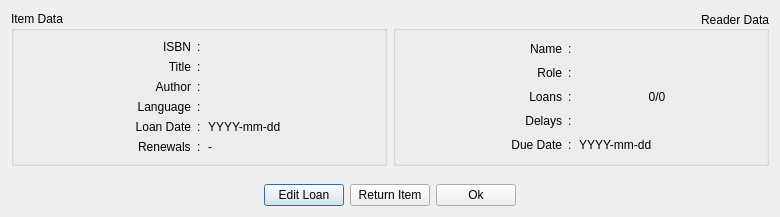
Qt form src/Gui/mLoanInfo.ui (cagonza6/Buho) before a commit.
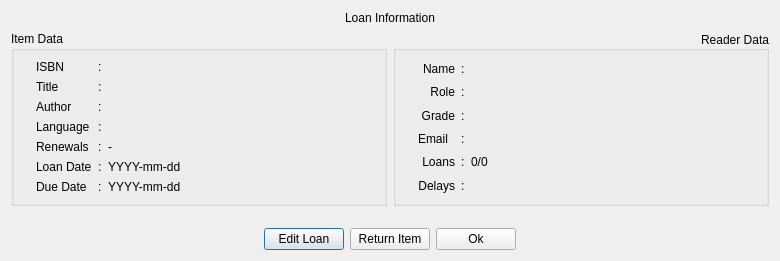
The same form after that commit. Icons and pictures are not drawn.

Diff of the .ui file:
```diff
--- a/src/Gui/mLoanInfo.ui
+++ b/src/Gui/mLoanInfo.ui
@@ -7,7 +7,7 @@
     <x>0</x>
     <y>0</y>
     <width>780</width>
-    <height>217</height>
+    <height>261</height>
    </rect>
   </property>
   <property name="minimumSize">
@@ -26,7 +26,7 @@
    <string>Loan Information</string>
   </property>
   <layout class="QGridLayout" name="gridLayout_5">
-   <item row="1" column="0">
+   <item row="2" column="0">
     <spacer name="verticalSpacer">
      <property name="orientation">
       <enum>Qt::Vertical</enum>
@@ -39,87 +39,52 @@
      </property>
     </spacer>
    </item>
-   <item row="0" column="0">
+   <item row="1" column="0">
     <layout class="QHBoxLayout" name="horizontalLayout_2">
      <item>
       <widget class="QGroupBox" name="groupBox_3">
        <property name="title">
         <string>Item Data</string>
        </property>
-       <layout class="QGridLayout" name="gridLayout" columnstretch="0,0,0,0">
-        <item row="3" column="0">
+       <layout class="QGridLayout" name="gridLayout" columnstretch="0,0,0,0,1">
+        <item row="3" column="1">
          <widget class="QLabel" name="Label_author">
           <property name="text">
            <string>Author</string>
           </property>
           <property name="alignment">
-           <set>Qt::AlignRight|Qt::AlignTrailing|Qt::AlignVCenter</set>
+           <set>Qt::AlignLeading|Qt::AlignLeft|Qt::AlignVCenter</set>
           </property>
          </widget>
         </item>
-        <item row="1" column="0">
-         <widget class="QLabel" name="label_ISBN">
-          <property name="text">
-           <string>ISBN</string>
-          </property>
-          <property name="alignment">
-           <set>Qt::AlignRight|Qt::AlignTrailing|Qt::AlignVCenter</set>
-          </property>
-         </widget>
-        </item>
-        <item row="3" column="1">
+        <item row="3" column="2">
          <widget class="QLabel" name="colon3">
           <property name="text">
            <string>:</string>
           </property>
          </widget>
         </item>
-        <item row="3" column="3">
-         <widget class="QLabel" name="label_field_author">
+        <item row="2" column="1">
+         <widget class="QLabel" name="label_title">
           <property name="text">
-           <string/>
+           <string>Title</string>
           </property>
-         </widget>
-        </item>
-        <item row="5" column="1">
-         <widget class="QLabel" name="colon10">
-          <property name="text">
-           <string>:</string>
+          <property name="alignment">
+           <set>Qt::AlignLeading|Qt::AlignLeft|Qt::AlignVCenter</set>
           </property>
          </widget>
         </item>
-        <item row="4" column="1">
-         <widget class="QLabel" name="colon9">
-          <property name="text">
-           <string>:</string>
-          </property>
-         </widget>
-        </item>
-        <item row="5" column="0">
+        <item row="6" column="1">
          <widget class="QLabel" name="header_loanDate">
           <property name="text">
            <string>Loan Date</string>
           </property>
           <property name="alignment">
-           <set>Qt::AlignRight|Qt::AlignTrailing|Qt::AlignVCenter</set>
+           <set>Qt::AlignLeading|Qt::AlignLeft|Qt::AlignVCenter</set>
           </property>
          </widget>
         </item>
-        <item row="4" column="3">
-         <widget class="QLabel" name="label_field_lang">
-          <property name="text">
-           <string/>
-          </property>
-         </widget>
-        </item>
-        <item row="2" column="3">
-         <widget class="QLabel" name="label_field_title">
-          <property name="text">
-           <string/>
-          </property>
-         </widget>
-        </item>
-        <item row="1" column="1">
+        <item row="1" column="2">
          <widget class="QLabel" name="colon1">
           <property name="maximumSize">
            <size>
@@ -132,41 +97,38 @@
           </property>
          </widget>
         </item>
-        <item row="2" column="1">
-         <widget class="QLabel" name="colon2">
-          <property name="text">
-           <string>:</string>
-          </property>
-         </widget>
-        </item>
-        <item row="1" column="3">
-         <widget class="QLabel" name="label_field_isbn">
-          <property name="text">
-           <string/>
-          </property>
-         </widget>
-        </item>
-        <item row="2" column="0">
-         <widget class="QLabel" name="label_title">
-          <property name="text">
-           <string>Title</string>
-          </property>
-          <property name="alignment">
-           <set>Qt::AlignRight|Qt::AlignTrailing|Qt::AlignVCenter</set>
-          </property>
-         </widget>
-        </item>
-        <item row="4" column="0">
+        <item row="4" column="1">
          <widget class="QLabel" name="label_itemLanglabel">
           <property name="text">
            <string>Language</string>
           </property>
           <property name="alignment">
-           <set>Qt::AlignRight|Qt::AlignTrailing|Qt::AlignVCenter</set>
+           <set>Qt::AlignLeading|Qt::AlignLeft|Qt::AlignVCenter</set>
           </property>
          </widget>
         </item>
-        <item row="5" column="3">
+        <item row="2" column="2">
+         <widget class="QLabel" name="colon2">
+          <property name="text">
+           <string>:</string>
+          </property>
+         </widget>
+        </item>
+        <item row="2" column="4">
+         <widget class="QLabel" name="label_field_title">
+          <property name="text">
+           <string/>
+          </property>
+         </widget>
+        </item>
+        <item row="3" column="4">
+         <widget class="QLabel" name="label_field_author">
+          <property name="text">
+           <string/>
+          </property>
+         </widget>
+        </item>
+        <item row="6" column="4">
          <widget class="QLabel" name="label_loanDate">
           <property name="toolTip">
            <string notr="true">yyyy-mm-dd</string>
@@ -176,21 +138,111 @@
           </property>
          </widget>
         </item>
-        <item row="6" column="0" alignment="Qt::AlignRight">
+        <item row="4" column="4">
+         <widget class="QLabel" name="label_field_lang">
+          <property name="text">
+           <string/>
+          </property>
+         </widget>
+        </item>
+        <item row="1" column="1">
+         <widget class="QLabel" name="label_ISBN">
+          <property name="text">
+           <string>ISBN</string>
+          </property>
+          <property name="alignment">
+           <set>Qt::AlignLeading|Qt::AlignLeft|Qt::AlignVCenter</set>
+          </property>
+         </widget>
+        </item>
+        <item row="6" column="2">
+         <widget class="QLabel" name="colon10">
+          <property name="text">
+           <string>:</string>
+          </property>
+         </widget>
+        </item>
+        <item row="1" column="4">
+         <widget class="QLabel" name="label_field_isbn">
+          <property name="text">
+           <string/>
+          </property>
+         </widget>
+        </item>
+        <item row="4" column="2">
+         <widget class="QLabel" name="colon9">
+          <property name="text">
+           <string>:</string>
+          </property>
+         </widget>
+        </item>
+        <item row="8" column="2">
+         <widget class="QLabel" name="colon11">
+          <property name="maximumSize">
+           <size>
+            <width>5</width>
+            <height>16777215</height>
+           </size>
+          </property>
+          <property name="text">
+           <string>:</string>
+          </property>
+         </widget>
+        </item>
+        <item row="8" column="4">
+         <widget class="QLabel" name="label_dueDate">
+          <property name="toolTip">
+           <string notr="true">yyyy-mm-dd</string>
+          </property>
+          <property name="text">
+           <string>YYYY-mm-dd</string>
+          </property>
+         </widget>
+        </item>
+        <item row="8" column="1">
+         <widget class="QLabel" name="header_dueDatelabel">
+          <property name="text">
+           <string>Due Date</string>
+          </property>
+          <property name="alignment">
+           <set>Qt::AlignLeading|Qt::AlignLeft|Qt::AlignVCenter</set>
+          </property>
+         </widget>
+        </item>
+        <item row="8" column="0">
+         <widget class="QLabel" name="check_dued">
+          <property name="maximumSize">
+           <size>
+            <width>16</width>
+            <height>16777215</height>
+           </size>
+          </property>
+          <property name="text">
+           <string/>
+          </property>
+          <property name="pixmap">
+           <pixmap resource="myicons.qrc">:/status/resources/pixmap/icons/status/status-no.png</pixmap>
+          </property>
+         </widget>
+        </item>
+        <item row="5" column="1">
          <widget class="QLabel" name="label_renewals">
           <property name="text">
            <string>Renewals</string>
           </property>
+          <property name="alignment">
+           <set>Qt::AlignLeading|Qt::AlignLeft|Qt::AlignVCenter</set>
+          </property>
          </widget>
         </item>
-        <item row="6" column="3">
+        <item row="5" column="4">
          <widget class="QLabel" name="field_renewals">
           <property name="text">
            <string>-</string>
           </property>
          </widget>
         </item>
-        <item row="6" column="1">
+        <item row="5" column="2">
          <widget class="QLabel" name="colon10_2">
           <property name="text">
            <string>:</string>
@@ -208,61 +260,8 @@
        <property name="alignment">
         <set>Qt::AlignRight|Qt::AlignTrailing|Qt::AlignVCenter</set>
        </property>
-       <layout class="QGridLayout" name="gridLayout_4" rowstretch="0,0,0,0,0,0" columnstretch="0,0,0,0">
-        <item row="3" column="0">
-         <widget class="QLabel" name="label_loans">
-          <property name="text">
-           <string>Loans</string>
-          </property>
-          <property name="alignment">
-           <set>Qt::AlignRight|Qt::AlignTrailing|Qt::AlignVCenter</set>
-          </property>
-         </widget>
-        </item>
-        <item row="4" column="1">
-         <widget class="QLabel" name="colon7">
-          <property name="text">
-           <string>:</string>
-          </property>
-         </widget>
-        </item>
-        <item row="4" column="0">
-         <widget class="QLabel" name="label_delays">
-          <property name="text">
-           <string>Delays</string>
-          </property>
-          <property name="alignment">
-           <set>Qt::AlignRight|Qt::AlignTrailing|Qt::AlignVCenter</set>
-          </property>
-         </widget>
-        </item>
-        <item row="1" column="0">
-         <widget class="QLabel" name="label_name">
-          <property name="text">
-           <string>Name</string>
-          </property>
-          <property name="alignment">
-           <set>Qt::AlignRight|Qt::AlignTrailing|Qt::AlignVCenter</set>
-          </property>
-         </widget>
-        </item>
-        <item row="4" column="3">
-         <widget class="QLabel" name="check_delay">
-          <property name="maximumSize">
-           <size>
-            <width>16</width>
-            <height>16777215</height>
-           </size>
-          </property>
-          <property name="text">
-           <string/>
-          </property>
-          <property name="pixmap">
-           <pixmap resource="myicons.qrc">:/status/resources/pixmap/icons/status/status-no.png</pixmap>
-          </property>
-         </widget>
-        </item>
-        <item row="1" column="2">
+       <layout class="QGridLayout" name="gridLayout_4" rowstretch="0,0,0,0,0,0,0" columnstretch="0,0,0,0,1">
+        <item row="1" column="4">
          <widget class="QLabel" name="label_field_name">
           <property name="text">
            <string/>
@@ -272,7 +271,7 @@
           </property>
          </widget>
         </item>
-        <item row="2" column="0">
+        <item row="2" column="1">
          <widget class="QLabel" name="label_roleName">
           <property name="text">
            <string>Role</string>
@@ -282,27 +281,54 @@
           </property>
          </widget>
         </item>
-        <item row="3" column="2">
+        <item row="5" column="4">
          <widget class="QLabel" name="label_field_rederloans">
           <property name="text">
            <string>0/0</string>
           </property>
           <property name="alignment">
-           <set>Qt::AlignCenter</set>
+           <set>Qt::AlignLeading|Qt::AlignLeft|Qt::AlignVCenter</set>
           </property>
          </widget>
         </item>
-        <item row="4" column="2">
+        <item row="6" column="4">
          <widget class="QLabel" name="label_field_delays">
           <property name="text">
            <string/>
           </property>
           <property name="alignment">
-           <set>Qt::AlignCenter</set>
+           <set>Qt::AlignLeading|Qt::AlignLeft|Qt::AlignVCenter</set>
           </property>
          </widget>
         </item>
-        <item row="2" column="2">
+        <item row="6" column="2">
+         <widget class="QLabel" name="colon7">
+          <property name="text">
+           <string>:</string>
+          </property>
+         </widget>
+        </item>
+        <item row="6" column="1">
+         <widget class="QLabel" name="label_delays">
+          <property name="text">
+           <string>Delays</string>
+          </property>
+          <property name="alignment">
+           <set>Qt::AlignRight|Qt::AlignTrailing|Qt::AlignVCenter</set>
+          </property>
+         </widget>
+        </item>
+        <item row="1" column="1">
+         <widget class="QLabel" name="label_name">
+          <property name="text">
+           <string>Name</string>
+          </property>
+          <property name="alignment">
+           <set>Qt::AlignRight|Qt::AlignTrailing|Qt::AlignVCenter</set>
+          </property>
+         </widget>
+        </item>
+        <item row="2" column="4">
          <widget class="QLabel" name="label_reader_role">
           <property name="text">
            <string/>
@@ -312,29 +338,84 @@
           </property>
          </widget>
         </item>
-        <item row="1" column="1">
+        <item row="1" column="2">
          <widget class="QLabel" name="colon4">
           <property name="text">
            <string>:</string>
           </property>
          </widget>
         </item>
-        <item row="2" column="1">
+        <item row="2" column="2">
          <widget class="QLabel" name="colon5">
           <property name="text">
            <string>:</string>
           </property>
          </widget>
         </item>
-        <item row="3" column="1">
+        <item row="5" column="2">
          <widget class="QLabel" name="colon6">
           <property name="text">
            <string>:</string>
           </property>
          </widget>
         </item>
-        <item row="5" column="3">
-         <widget class="QLabel" name="check_dued">
+        <item row="3" column="2">
+         <widget class="QLabel" name="colon5_2">
+          <property name="text">
+           <string>:</string>
+          </property>
+         </widget>
+        </item>
+        <item row="3" column="4">
+         <widget class="QLabel" name="field_grade">
+          <property name="text">
+           <string/>
+          </property>
+         </widget>
+        </item>
+        <item row="3" column="1">
+         <widget class="QLabel" name="label">
+          <property name="text">
+           <string>Grade</string>
+          </property>
+          <property name="alignment">
+           <set>Qt::AlignRight|Qt::AlignTrailing|Qt::AlignVCenter</set>
+          </property>
+         </widget>
+        </item>
+        <item row="5" column="1">
+         <widget class="QLabel" name="label_loans">
+          <property name="text">
+           <string>Loans</string>
+          </property>
+          <property name="alignment">
+           <set>Qt::AlignRight|Qt::AlignTrailing|Qt::AlignVCenter</set>
+          </property>
+         </widget>
+        </item>
+        <item row="4" column="1">
+         <widget class="QLabel" name="label_email">
+          <property name="text">
+           <string>Email</string>
+          </property>
+         </widget>
+        </item>
+        <item row="4" column="2">
+         <widget class="QLabel" name="colon10_3">
+          <property name="text">
+           <string>:</string>
+          </property>
+         </widget>
+        </item>
+        <item row="4" column="4">
+         <widget class="QLabel" name="field_email">
+          <property name="text">
+           <string/>
+          </property>
+         </widget>
+        </item>
+        <item row="6" column="0">
+         <widget class="QLabel" name="check_delay">
           <property name="maximumSize">
            <size>
             <width>16</width>
@@ -349,45 +430,12 @@
           </property>
          </widget>
         </item>
-        <item row="5" column="1">
-         <widget class="QLabel" name="colon11">
-          <property name="maximumSize">
-           <size>
-            <width>5</width>
-            <height>16777215</height>
-           </size>
-          </property>
-          <property name="text">
-           <string>:</string>
-          </property>
-         </widget>
-        </item>
-        <item row="5" column="2">
-         <widget class="QLabel" name="label_dueDate">
-          <property name="toolTip">
-           <string notr="true">yyyy-mm-dd</string>
-          </property>
-          <property name="text">
-           <string>YYYY-mm-dd</string>
-          </property>
-         </widget>
-        </item>
-        <item row="5" column="0">
-         <widget class="QLabel" name="header_dueDatelabel">
-          <property name="text">
-           <string>Due Date</string>
-          </property>
-          <property name="alignment">
-           <set>Qt::AlignRight|Qt::AlignTrailing|Qt::AlignVCenter</set>
-          </property>
-         </widget>
-        </item>
        </layout>
       </widget>
      </item>
     </layout>
    </item>
-   <item row="2" column="0">
+   <item row="3" column="0">
     <layout class="QHBoxLayout" name="horizontalLayout_3">
      <item>
       <spacer name="horizontalSpacer_3">
@@ -438,6 +486,16 @@
      </item>
     </layout>
    </item>
+   <item row="0" column="0">
+    <widget class="QLabel" name="title">
+     <property name="text">
+      <string>Loan Information</string>
+     </property>
+     <property name="alignment">
+      <set>Qt::AlignCenter</set>
+     </property>
+    </widget>
+   </item>
   </layout>
  </widget>
  <resources>
```
